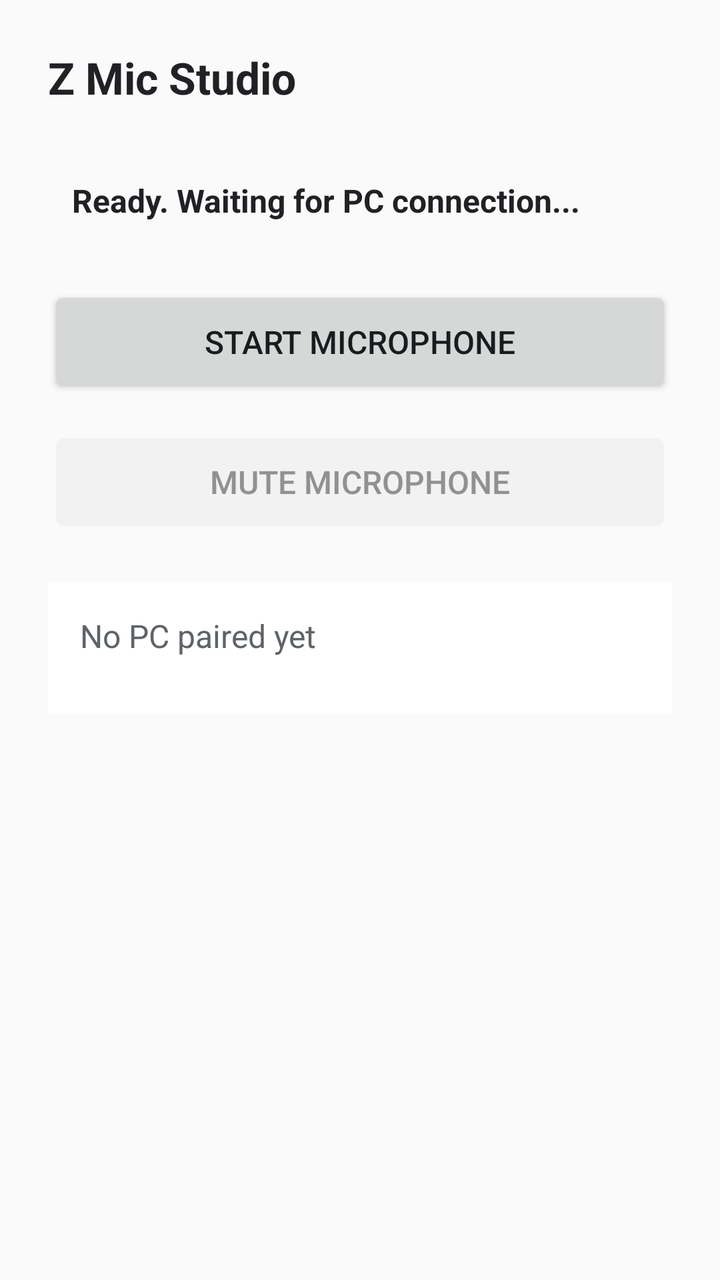
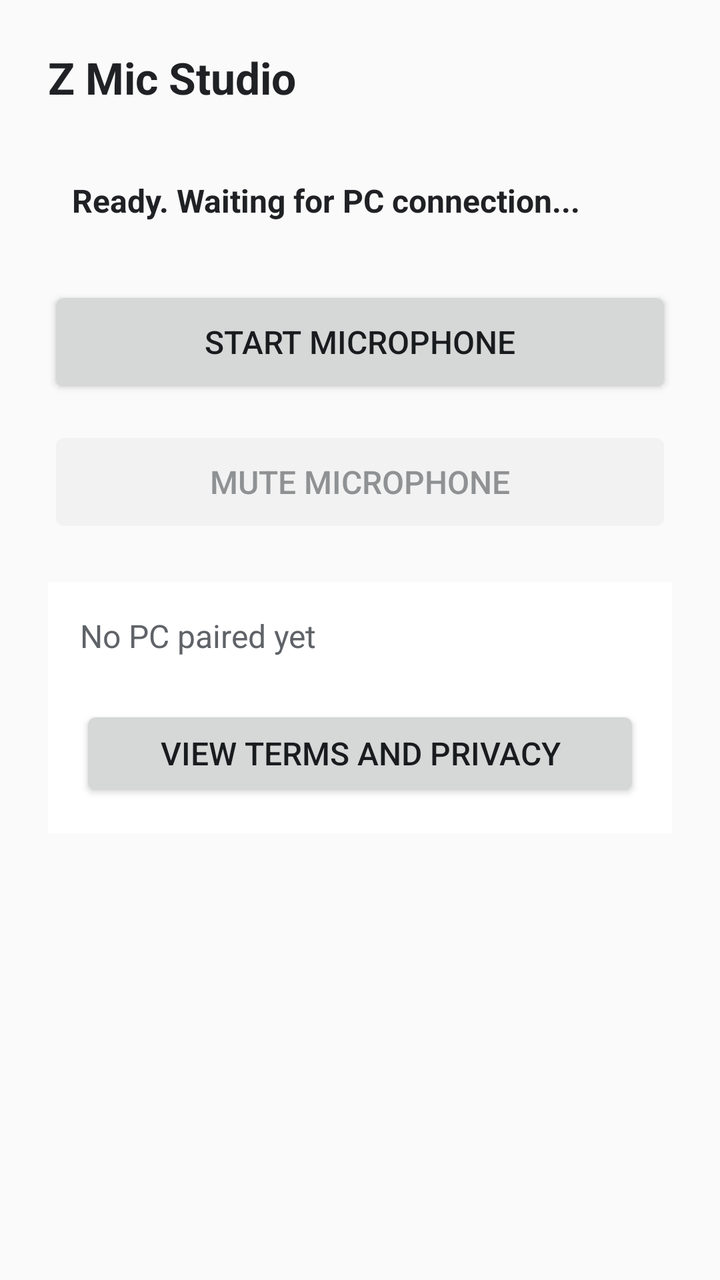

Screens rendered from an Android XML layout before and after an edit, with the pre-edit source and the edit as a unified diff.
<!-- AndroidManifest.xml: application theme AppTheme -->
<!-- res/layout/activity_main.xml -->
<?xml version="1.0" encoding="utf-8"?>
<ScrollView xmlns:android="http://schemas.android.com/apk/res/android"
    android:layout_width="match_parent"
    android:layout_height="match_parent"
    android:fillViewport="true"
    android:background="@color/background"
    android:accessibilityPaneTitle="@string/label_title"
    android:fadeScrollbars="false">

    <LinearLayout
        android:layout_width="match_parent"
        android:layout_height="wrap_content"
        android:orientation="vertical"
        android:paddingStart="24dp"
        android:paddingEnd="24dp"
        android:paddingTop="24dp"
        android:paddingBottom="24dp">

        <TextView
            android:id="@+id/tvAppTitle"
            android:layout_width="match_parent"
            android:layout_height="wrap_content"
            android:text="@string/label_title"
            android:textSize="22sp"
            android:textStyle="bold"
            android:textColor="@color/text_primary"
            android:accessibilityHeading="true"
            android:layout_marginBottom="24dp" />

        
        <TextView
            android:id="@+id/tvStatus"
            android:layout_width="match_parent"
            android:layout_height="wrap_content"
            android:text="@string/status_ready"
            android:textSize="16sp"
            android:textStyle="bold"
            android:textColor="@color/text_primary"
            android:accessibilityLiveRegion="polite"
            android:padding="12dp"
            android:layout_marginBottom="20dp" />

        <Button
            android:id="@+id/btnToggleStream"
            android:layout_width="match_parent"
            android:layout_height="wrap_content"
            android:minHeight="56dp"
            android:text="@string/btn_start_streaming"
            android:textSize="16sp"
            android:contentDescription="@string/cd_toggle_stream"
            android:layout_marginBottom="14dp" />

        <Button
            android:id="@+id/btnMuteStream"
            android:layout_width="match_parent"
            android:layout_height="wrap_content"
            android:minHeight="56dp"
            android:text="@string/btn_mute"
            android:textSize="16sp"
            android:enabled="false"
            android:contentDescription="@string/cd_mute_stream"
            android:layout_marginBottom="14dp" />

        
        <Button
            android:id="@+id/btnOpenSettings"
            android:layout_width="match_parent"
            android:layout_height="wrap_content"
            android:minHeight="56dp"
            android:text="@string/btn_open_settings"
            android:textSize="16sp"
            android:contentDescription="@string/cd_open_settings"
            android:visibility="gone"
            android:layout_marginBottom="20dp" />

        <LinearLayout
            android:layout_width="match_parent"
            android:layout_height="wrap_content"
            android:orientation="vertical"
            android:background="@color/surface"
            android:padding="16dp"
            android:layout_marginTop="8dp"
            android:contentDescription="@string/cd_paired_device_section">

            
            <TextView
                android:id="@+id/tvPairedDevice"
                android:layout_width="match_parent"
                android:layout_height="wrap_content"
                android:text="@string/label_no_paired_device"
                android:textSize="16sp"
                android:textColor="@color/text_secondary"
                android:accessibilityLiveRegion="polite"
                android:layout_marginBottom="12dp" />

            <Button
                android:id="@+id/btnForgetPaired"
                android:layout_width="match_parent"
                android:layout_height="wrap_content"
                android:minHeight="48dp"
                android:text="@string/btn_forget_paired"
                android:textSize="16sp"
                android:contentDescription="@string/cd_forget_paired"
                android:visibility="gone" />
        </LinearLayout>

    </LinearLayout>
</ScrollView>
<!-- resources referenced by this layout -->
<resources>
  <color name="background">#FAFAFA</color>
  <color name="surface">#FFFFFF</color>
  <color name="text_primary">#202124</color>
  <color name="text_secondary">#5F6368</color>
  <string name="btn_forget_paired">Forget Paired PC</string>
  <string name="btn_mute">Mute Microphone</string>
  <string name="btn_open_settings">Open App Settings</string>
  <string name="btn_start_streaming">Start Microphone</string>
  <string name="cd_forget_paired">Remove the currently paired PC and require reconnection</string>
  <string name="cd_mute_stream">Mute or unmute your phone microphone</string>
  <string name="cd_open_settings">Open the system settings for Z Mic Studio</string>
  <string name="cd_paired_device_section">Paired computer details</string>
  <string name="cd_toggle_stream">Start or stop streaming your phone microphone to the PC</string>
  <string name="label_no_paired_device">No PC paired yet</string>
  <string name="label_title">Z Mic Studio</string>
  <string name="status_ready">Ready. Waiting for PC connection...</string>
  <style name="AppTheme" parent="@android:style/Theme.DeviceDefault.Light" />
</resources>

<!-- the commit's change to res/layout/activity_main.xml (unified diff, before → after) -->
@@ -102,6 +102,16 @@
                 android:textSize="16sp"
                 android:contentDescription="@string/cd_forget_paired"
                 android:visibility="gone" />
+
+            <Button
+                android:id="@+id/btnViewTerms"
+                android:layout_width="match_parent"
+                android:layout_height="wrap_content"
+                android:minHeight="48dp"
+                android:layout_marginTop="12dp"
+                android:text="@string/btn_view_terms"
+                android:textSize="16sp"
+                android:contentDescription="@string/cd_view_terms" />
         </LinearLayout>
 
     </LinearLayout>
<!-- resource entries referenced after the edit -->
@@ -8,11 +8,13 @@
   <string name="btn_mute">Mute Microphone</string>
   <string name="btn_open_settings">Open App Settings</string>
   <string name="btn_start_streaming">Start Microphone</string>
+  <string name="btn_view_terms">View Terms and Privacy</string>
   <string name="cd_forget_paired">Remove the currently paired PC and require reconnection</string>
   <string name="cd_mute_stream">Mute or unmute your phone microphone</string>
   <string name="cd_open_settings">Open the system settings for Z Mic Studio</string>
   <string name="cd_paired_device_section">Paired computer details</string>
   <string name="cd_toggle_stream">Start or stop streaming your phone microphone to the PC</string>
+  <string name="cd_view_terms">Read the Terms and Privacy</string>
   <string name="label_no_paired_device">No PC paired yet</string>
   <string name="label_title">Z Mic Studio</string>
   <string name="status_ready">Ready. Waiting for PC connection...</string>
